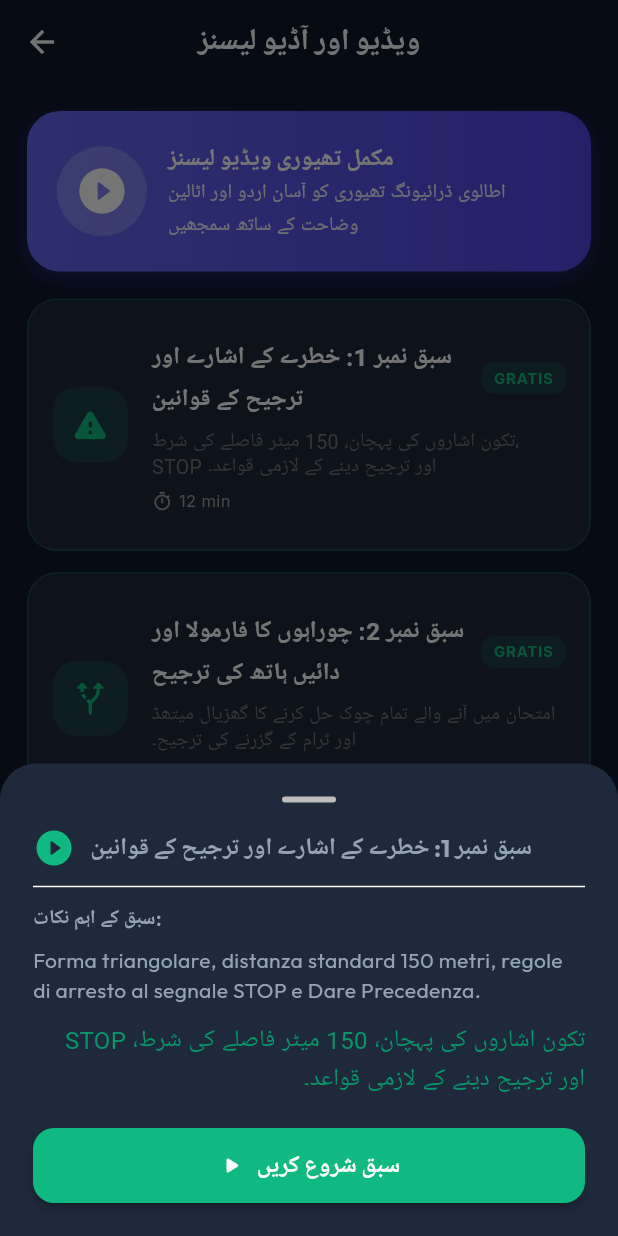
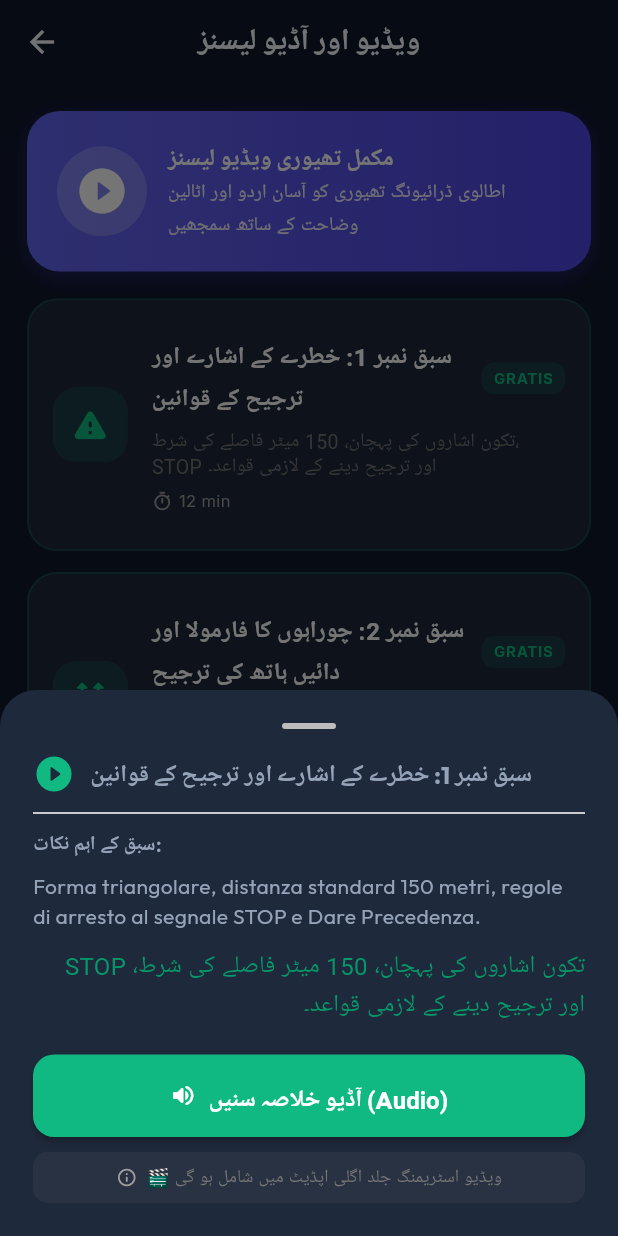
Before and after one commit to syedwajahatattari/patente_italiana_app, a Flutter app: the TheoryVideoLessonsScreen screen opened directly, after a tap on "سبق نمبر 1: خطرے کے اشارے اور ترجیح کے ق", on a phone screen of 412 x 824 dp. Run offline on Flutter 3.47's test engine with Material 3 defaults, Android fonts, the phone set to English and light mode, and no system bars; our stand-ins replace cached_network_image, flutter_dotenv, flutter_tts, google_fonts, shared_preferences; missing offline and left inert: purchases_flutter; accounts and stored records are empty.

Commit message:
Fix: Resolve residual P1-10 attempt deduction on restore, add real-dataset distribution test, replace mock video action with TTS audio, and refine documentation

```diff
--- a/lib/providers/quiz_provider.dart
+++ b/lib/providers/quiz_provider.dart
@@ -222,7 +222,10 @@ class QuizProvider extends ChangeNotifier {
   }
 
   /// Restore active in-progress exam if user was interrupted
-  Future<void> restoreActiveExamIfAny() async {
+  Future<void> restoreActiveExamIfAny({SubscriptionProvider? subProvider}) async {
+    if (subProvider != null) {
+      _subscriptionProvider = subProvider;
+    }
     final state = await StorageService.getActiveExamState();
     if (state == null) return;
 
--- a/lib/screens/premium_paywall_screen.dart
+++ b/lib/screens/premium_paywall_screen.dart
@@ -430,7 +430,7 @@ class _PremiumPaywallScreenState extends State<PremiumPaywallScreen> {
           _buildComparisonRow(
             feature: isUrdu ? "آف لائن کوئز اور تھیوری" : "Quiz e Teoria Offline",
             freeVal: "❌",
-            proVal: isUrdu ? "✅ کوئز آف لائن" : "✅ Quiz Offline",
+            proVal: isUrdu ? "✅ کوئز اور تھیوری" : "✅ Quiz e Teoria",
             isProAdvantage: true,
           ),
         ],
--- a/lib/screens/theory_video_lessons_screen.dart
+++ b/lib/screens/theory_video_lessons_screen.dart
@@ -6,6 +6,7 @@ import '../providers/language_provider.dart';
 import '../providers/subscription_provider.dart';
 import '../theme/app_colors.dart';
 import '../theme/app_theme.dart';
+import '../services/tts_service.dart';
 import 'premium_paywall_screen.dart';
 
 class VideoLesson {
@@ -357,23 +358,51 @@ class TheoryVideoLessonsScreen extends StatelessWidget {
                               shape: RoundedRectangleBorder(borderRadius: BorderRadius.circular(14)),
                             ),
                             onPressed: () {
-                              Navigator.pop(ctx);
+                              TTSService.speak(
+                                isUrdu ? lesson.summaryUr : lesson.summaryIt,
+                                langCode: isUrdu ? 'ur' : 'it',
+                                id: "lesson_${lesson.id}",
+                              );
                               ScaffoldMessenger.of(context).showSnackBar(
                                 SnackBar(
                                   content: Text(
-                                    isUrdu ? "سبق کامیابی سے لوڈ ہو گیا!" : "Riproduzione lezione avviata!",
+                                    isUrdu ? "🔊 آڈیو وضاحت شروع ہو گئی ہے..." : "🔊 Riproduzione audio spiegazione...",
                                     style: isUrdu ? AppTheme.urduStyle(fontSize: 14, color: Colors.white) : null,
                                   ),
-                                  backgroundColor: AppColors.passedGreen,
+                                  backgroundColor: AppColors.primary,
                                   behavior: SnackBarBehavior.floating,
+                                  duration: const Duration(seconds: 2),
                                 ),
                               );
                             },
-                            icon: const Icon(Icons.play_arrow_rounded),
+                            icon: const Icon(Icons.volume_up_rounded),
                             label: Text(
-                              isUrdu ? "سبق شروع کریں" : "Avvia Lezione",
-                              style: const TextStyle(fontWeight: FontWeight.bold),
+                              isUrdu ? "آڈیو خلاصہ سنیں (Audio)" : "Ascolta Spiegazione Audio",
+                              style: isUrdu
+                                  ? AppTheme.urduStyle(fontSize: 16, fontWeight: FontWeight.bold)
+                                  : const TextStyle(fontWeight: FontWeight.bold),
                             ),
+                          ),
+                        ),
+                        const SizedBox(height: 10),
+                        Container(
+                          padding: const EdgeInsets.symmetric(horizontal: 12, vertical: 8),
+                          decoration: BoxDecoration(
+                            color: Colors.grey.withOpacity(0.08),
+                            borderRadius: BorderRadius.circular(10),
+                          ),
+                          child: Row(
+                            mainAxisAlignment: MainAxisAlignment.center,
+                            children: [
+                              const Icon(Icons.info_outline_rounded, size: 14, color: Colors.grey),
+                              const SizedBox(width: 6),
+                              Text(
+                                isUrdu
+                                    ? "🎬 ویڈیو اسٹریمنگ جلد اگلی اپڈیٹ میں شامل ہو گی"
+                                    : "🎬 Streaming video in arrivo nel prossimo aggiornamento",
+                                style: TextStyle(fontSize: 12, color: Colors.grey.shade600),
+                              ),
+                            ],
                           ),
                         ),
                       ],
```
Also changed, not shown: lib/screens/exam_simulation_screen.dart (+8 -0 lines), lib/screens/home_screen.dart (+23 -5 lines), 2 other files.
